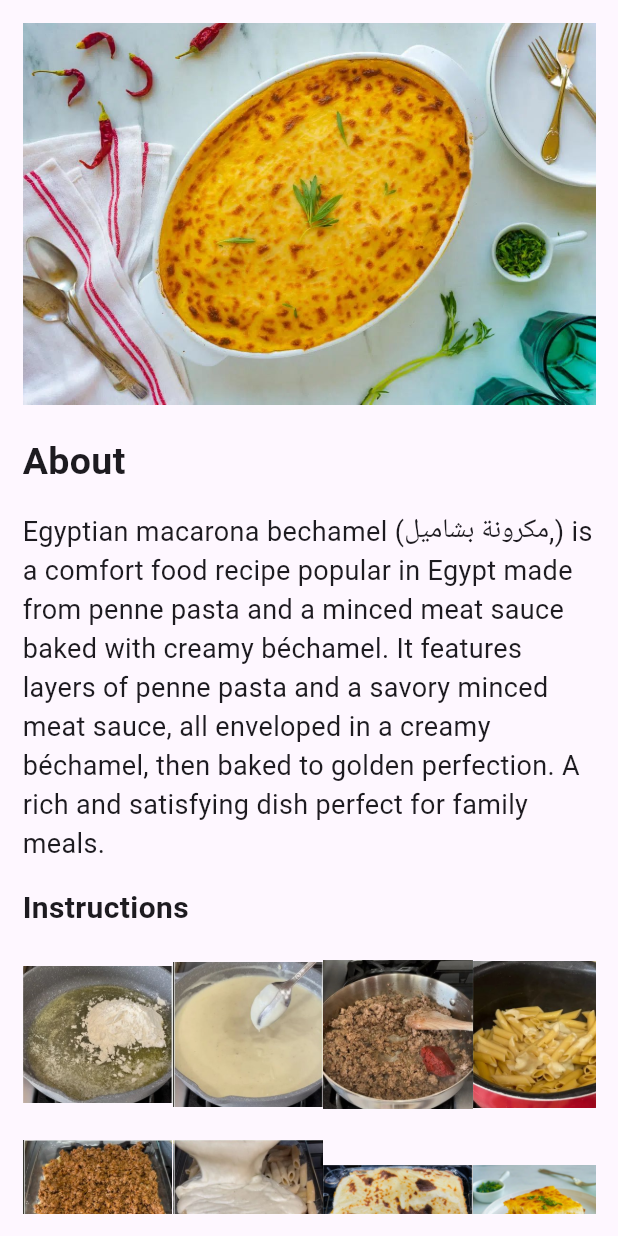
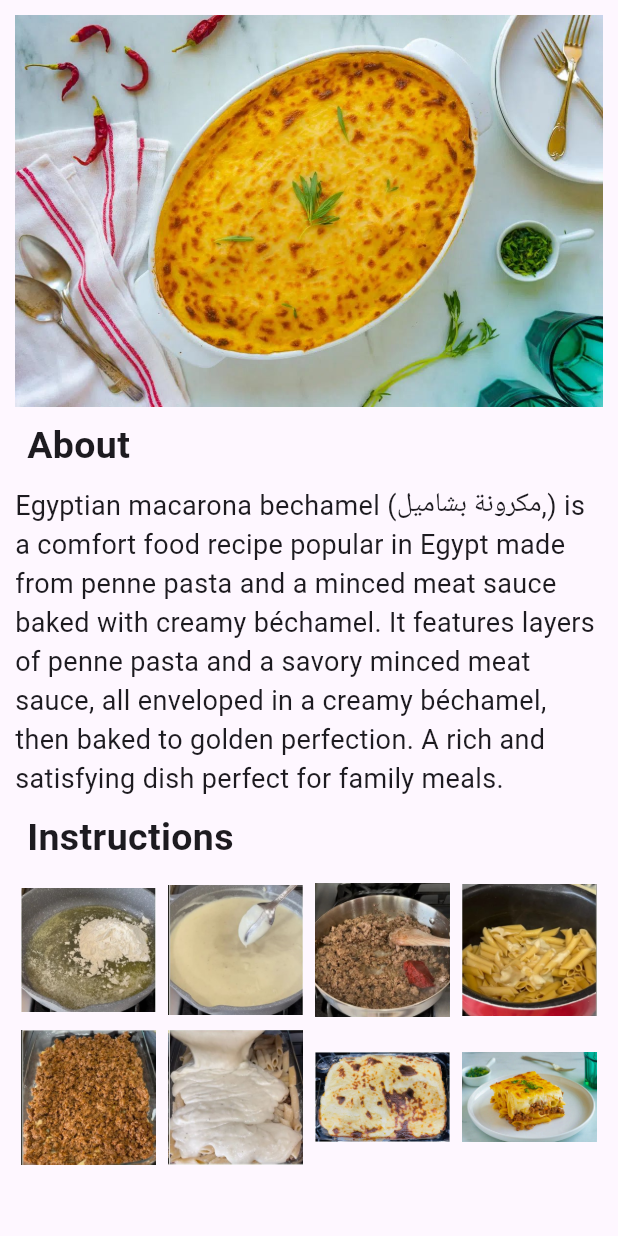
Before and after one commit to SHahd-Ibrahim-Rezq/Screen1, a Flutter app: the screen it shows after launch, on a phone screen of 412 x 824 dp. Run offline on Flutter 3.47's test engine with Material 3 defaults, Android fonts, the phone set to English and light mode, and no system bars.

Commit message:
Updated README and main.dart, added test.dart

```diff
--- a/lib/main.dart
+++ b/lib/main.dart
@@ -1,99 +1,60 @@
 import 'package:flutter/material.dart';
 
-void main() {
+void main(){
   runApp(MyApp());
 }
+class MyApp extends StatelessWidget {
+  const MyApp({super.key});
 
-class MyApp extends StatelessWidget {
   @override
   Widget build(BuildContext context) {
-    return MaterialApp(
-      debugShowCheckedModeBanner: false,
-      home: SafeArea(
-        child: Scaffold(
-          body: Padding(
-            padding: const EdgeInsets.all(15.0),
+    return MaterialApp(debugShowCheckedModeBanner: false, home: SafeArea(child: Scaffold(body: HomeScreen(),)),);
+  }
+}
+class HomeScreen extends StatelessWidget {
+  const HomeScreen({super.key});
+
+  @override
+  Widget build(BuildContext context) {
+    return Padding(
+      padding: const EdgeInsets.all(10.0),
       child: ListView(
         children: [
           Image.asset('lib/images/bashamel1.jpg'),
-                SizedBox(height: 20),
-                Text(
-                  'About',
-                  style: TextStyle(fontWeight: FontWeight.bold, fontSize: 25),
-                ),
-                SizedBox(height: 15),
-                Text(
-                  'Egyptian macarona bechamel (مكرونة بشاميل,) is a comfort food recipe popular in Egypt made from penne pasta and a minced meat sauce baked with creamy béchamel. It features layers of penne pasta and a savory minced meat sauce, all enveloped in a creamy béchamel, then baked to golden perfection. A rich and satisfying dish perfect for family meals.',
-                  style: TextStyle(fontSize: 18),
-                ),
-                SizedBox(height: 15),
-                Text(
-                  'Instructions',
-                  style: TextStyle(fontWeight: FontWeight.bold, fontSize: 20),
-                ),
-                SizedBox(height: 20),
-                SingleChildScrollView(
-                  scrollDirection: Axis.horizontal,
-                  child: Row(
-                    mainAxisAlignment: MainAxisAlignment.spaceAround,
-                    children: [
-                      Image.asset(
-                        'lib/images/step1.png',
-                        width: 100,
-                        height: 100,
-                      ),
-                      Image.asset(
+          _buildTitle('About'),
+          _buildDescribtion('Egyptian macarona bechamel (مكرونة بشاميل,) is a comfort food recipe popular in Egypt made from penne pasta and a minced meat sauce baked with creamy béchamel. It features layers of penne pasta and a savory minced meat sauce, all enveloped in a creamy béchamel, then baked to golden perfection. A rich and satisfying dish perfect for family meals.'),
+          _buildTitle('Instructions'),
+          _buildImageRow(['lib/images/step1.png',
               'lib/images/step2.png',
-                        width: 100,
-                        height: 100,
-                      ),
-                      Image.asset(
               'lib/images/step3.png',
-                        width: 100,
-                        height: 100,
-                      ),
-                      Image.asset(
-                        'lib/images/step4.png',
-                        width: 100,
-                        height: 100,
-                      ),
-                    ],
-                  ),
-                ),
-                SizedBox(height: 20),
-
-                SingleChildScrollView(
-                  scrollDirection: Axis.horizontal,
-                  child: Row(
-                    children: [
-                      Image.asset(
-                        'lib/images/step5.png',
-                        width: 100,
-                        height: 100,
-                      ),
-                      Image.asset(
+              'lib/images/step4.png',]),
+              _buildImageRow(['lib/images/step5.png',
               'lib/images/step6.png',
-                        width: 100,
-                        height: 100,
-                      ),
-                      Image.asset(
               'lib/images/bashamel6.jpg',
-                        width: 100,
-                        height: 100,
-                      ),
-                      Image.asset(
-                        'lib/images/bashamel2.jpg',
-                        width: 100,
-                        height: 100,
-                      ),
-                    ],
-                  ),
-                ),
-              ],
-            ),
-          ),
-        ),
+              'lib/images/bashamel2.jpg'])
+        ]
       ),
     );
   }
+
+Widget _buildImageRow(List<String> imagePaths) {
+  return SingleChildScrollView(
+    scrollDirection: Axis.horizontal,
+    child: Row(
+      children: List.generate(imagePaths.length, (index) => Padding(
+        padding: const EdgeInsets.all(4.0),
+        child: Image.asset(imagePaths[index], width: 90, height: 90),
+      )),
+    ),
+  );
 }
+Widget _buildTitle(String text){
+  return Padding(
+    padding: const EdgeInsets.all(8.0),
+    child: Text(text,style:TextStyle(fontSize: 25,fontWeight: FontWeight.bold)),
+  );
+}
+Widget _buildDescribtion(String text){
+  return Text(text,style: TextStyle(fontSize: 18),);
+}
+}
```
Also changed, not shown: lib/test.dart (added, +94 -0 lines), lib/images/UI.png, 1 other file. Lines whose indentation alone changed are shown as unchanged.
